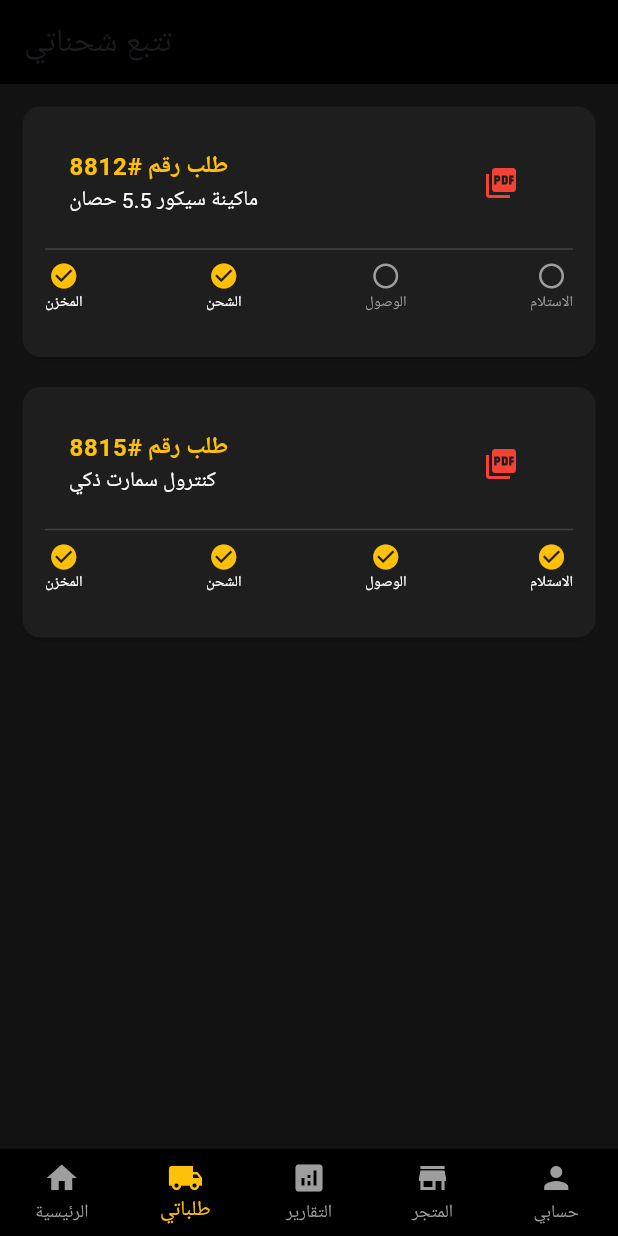
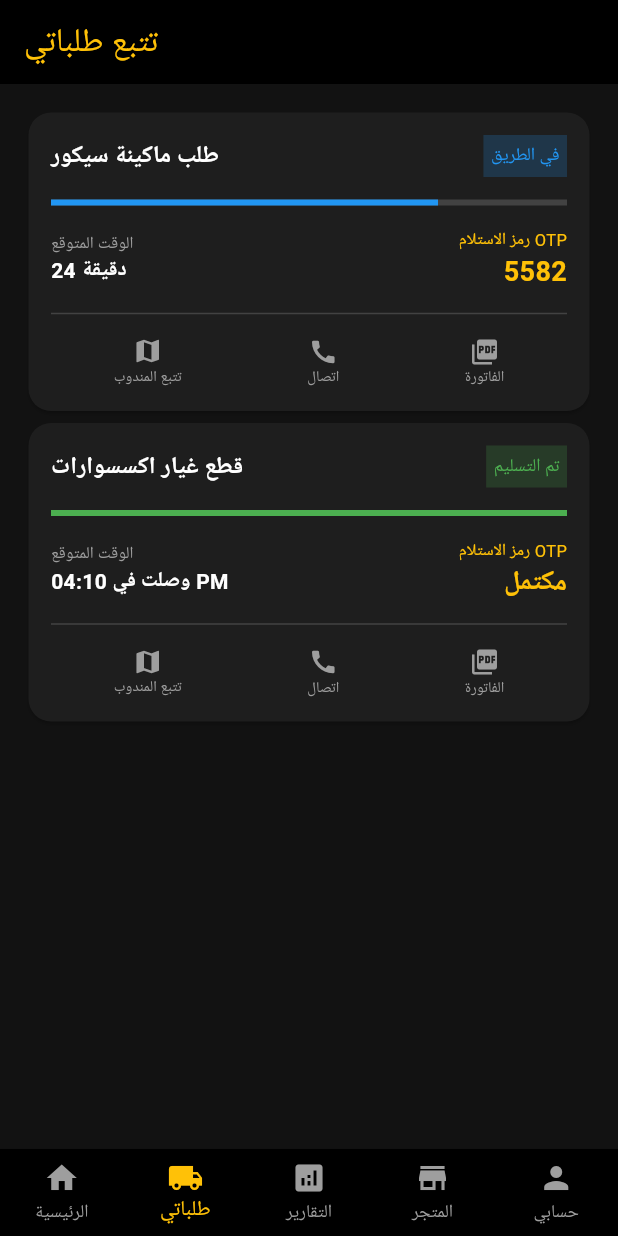
Before and after one commit to ahmedchiva-max/smart, a Flutter app: the screen it shows after launch, item 2 of the bottom bar chosen, on a phone screen of 412 x 824 dp. Run offline on Flutter 3.47's test engine with Material 3 defaults, Android fonts, the phone set to English and light mode, and no system bars.

Commit message:
إطلاق المنظومة الإمبراطورية: تقارير مؤرشفة، تتبع ذكي، وربط كامل

```diff
--- a/lib/main.dart
+++ b/lib/main.dart
@@ -1,6 +1,7 @@
 import 'package:flutter/material.dart';
 import 'screens/shop_page.dart';
 import 'screens/reports_page.dart';
+import 'screens/orders_page.dart';
 import 'screens/smart_home.dart';
 
 void main() => runApp(MaterialApp(debugShowCheckedModeBanner: false, home: Nav()));
@@ -8,7 +9,7 @@ void main() => runApp(MaterialApp(debugShowCheckedModeBanner: false, home: Nav()
 class Nav extends StatefulWidget { @override _NavState createState() => _NavState(); }
 class _NavState extends State<Nav> {
   int _idx = 0;
-  final _p = [SmartHomePage(), ReportsPage(isTracking: true), ReportsPage(isTracking: false), ShopPage(), Center(child: Text("حسابي"))];
+  final _p = [SmartHomePage(), OrdersPage(), ReportsPage(), ShopPage(), Center(child: Text("حسابي"))];
   @override
   Widget build(BuildContext context) {
     return Scaffold(
--- /dev/null
+++ b/lib/screens/orders_page.dart
@@ -0,0 +1,73 @@
+import 'package:flutter/material.dart';
+
+class OrdersPage extends StatelessWidget {
+  @override
+  Widget build(BuildContext context) {
+    return Scaffold(
+      backgroundColor: Color(0xFF121212),
+      appBar: AppBar(backgroundColor: Colors.black, title: Text("تتبع طلباتي", style: TextStyle(color: Colors.amber))),
+      body: ListView(
+        padding: EdgeInsets.all(15),
+        children: [
+          _buildOrderCard(
+            context,
+            title: "طلب ماكينة سيكور",
+            status: "في الطريق",
+            progress: 0.75,
+            otp: "5582",
+            estimatedTime: "24 دقيقة",
+            color: Colors.blue
+          ),
+          _buildOrderCard(
+            context,
+            title: "قطع غيار اكسسوارات",
+            status: "تم التسليم",
+            progress: 1.0,
+            otp: "مكتمل",
+            estimatedTime: "وصلت في 04:10 PM",
+            color: Colors.green
+          ),
+        ],
+      ),
+    );
+  }
+
+  Widget _buildOrderCard(BuildContext context, {required String title, required String status, required double progress, required String otp, required String estimatedTime, required Color color}) {
+    return Card(
+      color: Color(0xFF1E1E1E),
+      shape: RoundedRectangleBorder(borderRadius: BorderRadius.circular(15)),
+      child: Padding(
+        padding: EdgeInsets.all(15),
+        child: Column(
+          children: [
+            Row(mainAxisAlignment: MainAxisAlignment.spaceBetween, children: [
+              Text(title, style: TextStyle(color: Colors.white, fontWeight: FontWeight.bold, fontSize: 16)),
+              Container(padding: EdgeInsets.all(5), color: color.withOpacity(0.2), child: Text(status, style: TextStyle(color: color, fontSize: 12))),
+            ]),
+            SizedBox(height: 15),
+            LinearProgressIndicator(value: progress, backgroundColor: Colors.grey[800], color: color),
+            SizedBox(height: 15),
+            Row(mainAxisAlignment: MainAxisAlignment.spaceBetween, children: [
+              Column(crossAxisAlignment: CrossAxisAlignment.start, children: [
+                Text("الوقت المتوقع", style: TextStyle(color: Colors.grey, fontSize: 11)),
+                Text(estimatedTime, style: TextStyle(color: Colors.white, fontWeight: FontWeight.bold)),
+              ]),
+              Column(crossAxisAlignment: CrossAxisAlignment.end, children: [
+                Text("رمز الاستلام OTP", style: TextStyle(color: Colors.amber, fontSize: 11)),
+                Text(otp, style: TextStyle(color: Colors.amber, fontWeight: FontWeight.bold, fontSize: 18)),
+              ]),
+            ]),
+            Divider(color: Colors.grey[800], height: 30),
+            Row(mainAxisAlignment: MainAxisAlignment.spaceAround, children: [
+              _actionBtn(Icons.map, "تتبع المندوب"),
+              _actionBtn(Icons.call, "اتصال"),
+              _actionBtn(Icons.picture_as_pdf, "الفاتورة"),
+            ])
+          ],
+        ),
+      ),
+    );
+  }
+
+  Widget _actionBtn(IconData i, String l) => Column(children: [Icon(i, color: Colors.grey, size: 20), Text(l, style: TextStyle(color: Colors.grey, fontSize: 10))]);
+}
```
Also changed, not shown: lib/screens/reports_page.dart (+74 -87 lines).
